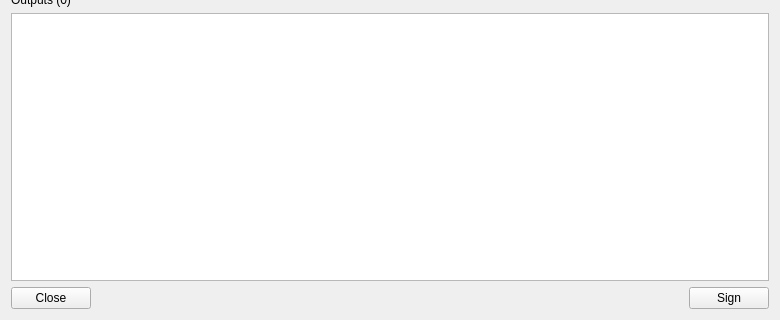
Above: offline_wallet/forms/transactionwindow.ui from bmstu-iu8-2018-project/wallet before the change; both pictures show x 0 to 780 and y 380 to 700 of the 780 by 700 pixel window. Below: the same form after it.
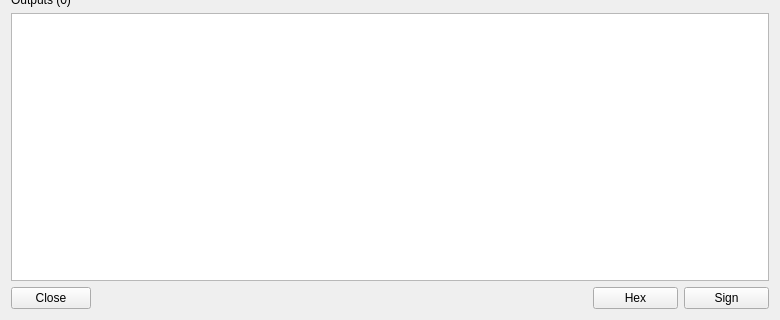
That is the form after the change.

What changed in the file:
```diff
--- a/offline_wallet/forms/transactionwindow.ui
+++ b/offline_wallet/forms/transactionwindow.ui
@@ -64,6 +64,9 @@
    </item>
    <item>
     <layout class="QHBoxLayout" name="horizontalLayout">
+     <property name="leftMargin">
+      <number>0</number>
+     </property>
      <item alignment="Qt::AlignLeft">
       <widget class="QPushButton" name="clouse">
        <property name="text">
@@ -71,12 +74,29 @@
        </property>
       </widget>
      </item>
-     <item alignment="Qt::AlignRight">
+     <item>
+      <layout class="QHBoxLayout" name="horizontalLayout_3">
+       <property name="sizeConstraint">
+        <enum>QLayout::SetMinimumSize</enum>
+       </property>
+       <property name="leftMargin">
+        <number>200</number>
+       </property>
+       <item>
+        <widget class="QPushButton" name="get_hex">
+         <property name="text">
+          <string>Hex</string>
+         </property>
+        </widget>
+       </item>
+       <item>
       <widget class="QPushButton" name="sign">
        <property name="text">
         <string>Sign</string>
        </property>
       </widget>
+       </item>
+      </layout>
      </item>
     </layout>
    </item>
```
Lines whose indentation alone changed are shown as unchanged.
